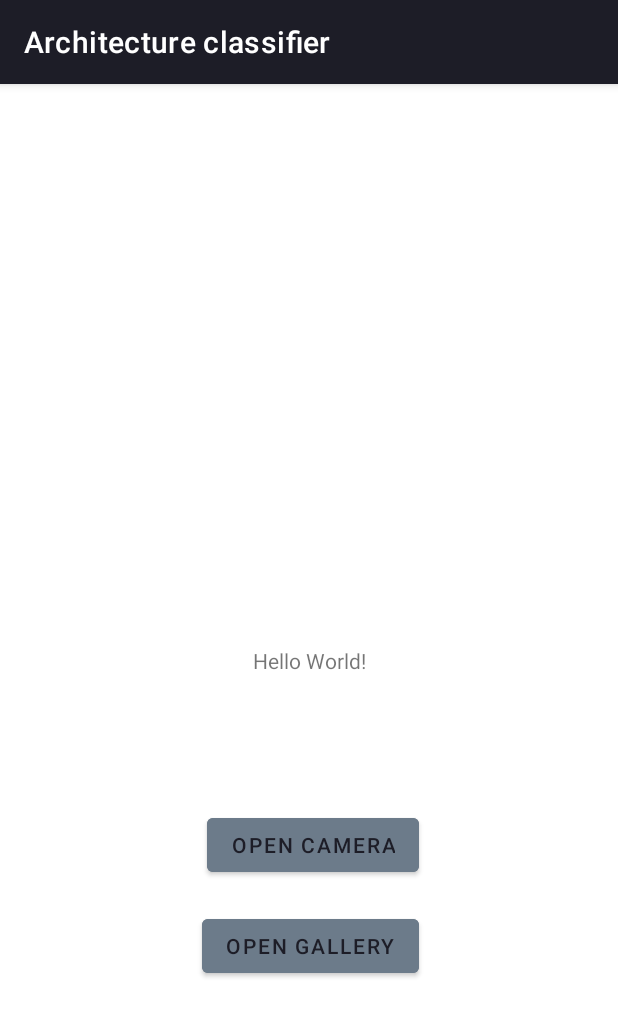
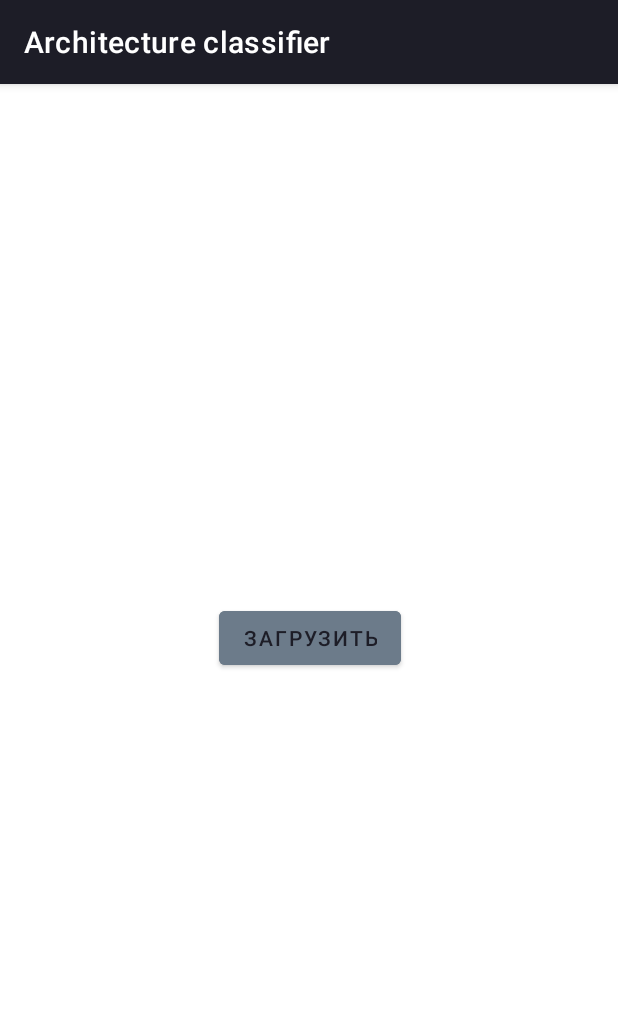
Before and after one commit to elysian-projects/architecture-classifier, an Android app: the screen it shows after launch (MainActivity), on a phone screen of 412 x 824 dp. Shown: the top 1017 px of the screen. Run offline under Robolectric (Android 15) with nearby library versions, the phone set to English and light mode, and no system bars.

Commit message:
chore: move image upload logic to a separate activity

```diff
--- a/app/app/src/main/AndroidManifest.xml
+++ b/app/app/src/main/AndroidManifest.xml
@@ -25,6 +25,7 @@
                 <category android:name="android.intent.category.LAUNCHER" />
             </intent-filter>
         </activity>
+        <activity android:name=".screens.UploadActivity" />
     </application>
 
 </manifest>
--- a/app/app/src/main/java/com/architecture/app/MainActivity.java
+++ b/app/app/src/main/java/com/architecture/app/MainActivity.java
@@ -1,117 +1,32 @@
 package com.architecture.app;
 
-import android.annotation.SuppressLint;
-import android.app.Activity;
 import android.content.Intent;
-import android.content.pm.PackageManager;
-import android.graphics.Bitmap;
 import android.os.Build;
 import android.os.Bundle;
-import android.provider.MediaStore;
 import android.widget.Button;
-import android.widget.ImageView;
-import android.widget.TextView;
 
-import androidx.annotation.NonNull;
 import androidx.annotation.RequiresApi;
 import androidx.appcompat.app.AppCompatActivity;
-import androidx.core.app.ActivityCompat;
 
-import com.architecture.app.image.AbstractImageLoader;
-import com.architecture.app.image.ImageLoaderFactory;
-import com.architecture.app.image.RequestCodes;
-import com.architecture.app.model.ModelLoader;
-import com.architecture.app.permission.Permissions;
+import com.architecture.app.screens.UploadActivity;
 
 public class MainActivity extends AppCompatActivity {
-    private Button _cameraButton;
-    private Button _galleryButton;
-    private TextView _label;
-    private ImageView _image;
+    private Button _uploadButton;
 
     @RequiresApi(api = Build.VERSION_CODES.TIRAMISU)
     @Override
     protected void onCreate(Bundle savedInstanceState) {
         super.onCreate(savedInstanceState);
-
         setContentView(R.layout.activity_main);
         initializeUI();
-        grantPermissions();
 
-        _cameraButton.setOnClickListener(
-            view -> {
-                Intent intent = new Intent(MediaStore.ACTION_IMAGE_CAPTURE);
-                startActivityForResult(intent, RequestCodes.CAMERA);
-            }
-        );
-        _galleryButton.setOnClickListener(
-            view -> {
-                Intent intent = new Intent().setType("image/*").setAction(Intent.ACTION_GET_CONTENT);
-                startActivityForResult(Intent.createChooser(intent, "Select picture"), RequestCodes.GALLERY);
-            }
-        );
-    }
-
-    @SuppressLint("SetTextI18n")
-    @Override
-    protected void onActivityResult(int requestCode, int resultCode, Intent data) {
-        if(resultCode != Activity.RESULT_OK) {
-            return;
-        }
-
-        try {
-            AbstractImageLoader imageLoader = new ImageLoaderFactory().create(requestCode, getApplicationContext());
-            setImage(imageLoader.load(data));
-        } catch(Exception exception) {
-            _label.setText(exception.getMessage());
-        }
-
-        super.onActivityResult(requestCode, resultCode, data);
-    }
-
-    private void setImage(Bitmap image) {
-        _image.setImageBitmap(image);
-
-        ModelLoader modelLoader = new ModelLoader(getApplicationContext());
-        _label.setText(modelLoader.classifyImage(image));
-    }
-
-    private void grantPermissions() {
-        boolean hasCameraAccess = checkSelfPermission(Permissions.CAMERA) == PackageManager.PERMISSION_GRANTED;
-        boolean hasStorageAccess = checkSelfPermission(Permissions.READ_STORAGE) == PackageManager.PERMISSION_GRANTED;
-
-        if(!hasCameraAccess) {
-            ActivityCompat.requestPermissions(
-                MainActivity.this,
-                new String[] {Permissions.CAMERA},
-                Permissions.CAMERA_REQUEST_CODE
-            );
-        }
-
-        if(!hasStorageAccess) {
-            ActivityCompat.requestPermissions(
-                MainActivity.this,
-                new String[] {Permissions.READ_STORAGE},
-                Permissions.STORAGE_REQUEST_CODE
-            );
-        }
-    }
-
-    @Override
-    public void onRequestPermissionsResult(int requestCode, @NonNull String[] permissions, @NonNull int[] grantResults) {
-        for(int grantResult : grantResults) {
-            if (grantResult != PackageManager.PERMISSION_GRANTED) {
-                grantPermissions();
-            }
-        }
-
-        super.onRequestPermissionsResult(requestCode, permissions, grantResults);
+        _uploadButton.setOnClickListener(view -> {
+            Intent switchActivityIntent = new Intent(this, UploadActivity.class);
+            startActivity(switchActivityIntent);
+        });
     }
 
     private void initializeUI() {
-        _cameraButton = findViewById(R.id.cameraButton);
-        _galleryButton = findViewById(R.id.galleryButton);
-        _image = findViewById(R.id.image);
-        _label = findViewById(R.id.textView);
+        _uploadButton = findViewById(R.id.uploadButton);
     }
 }
--- a/app/app/src/main/java/com/architecture/app/model/ModelOutputHandler.java
+++ b/app/app/src/main/java/com/architecture/app/model/ModelOutputHandler.java
@@ -7,7 +7,7 @@ import java.util.Arrays;
 import java.util.List;
 
 public class ModelOutputHandler {
-    private static final float MIN_DEFINITION_DIFFERENCE = 2f;
+    private static final float MIN_DEFINITION_DIFFERENCE = 3f;
 
     private final List<String> _classNames;
 
--- a/app/app/src/main/res/layout/activity_main.xml
+++ b/app/app/src/main/res/layout/activity_main.xml
@@ -6,53 +6,18 @@
     android:layout_height="match_parent"
     tools:context=".MainActivity">
 
-    <TextView
-        android:id="@+id/textView"
-        android:layout_width="wrap_content"
-        android:layout_height="wrap_content"
-        android:text="Hello World!"
-        app:layout_constraintBottom_toBottomOf="parent"
-        app:layout_constraintEnd_toEndOf="parent"
-        app:layout_constraintStart_toStartOf="parent"
-        app:layout_constraintTop_toTopOf="parent" />
-
-
     <Button
-        android:id="@+id/cameraButton"
+        android:id="@+id/uploadButton"
         android:layout_width="wrap_content"
         android:layout_height="wrap_content"
         android:backgroundTint="@color/gray_light"
-        android:text="Open camera"
-        android:textColor="@color/gray_dark"
-        app:layout_constraintBottom_toBottomOf="parent"
-        app:layout_constraintEnd_toEndOf="parent"
-        app:layout_constraintHorizontal_bias="0.511"
-        app:layout_constraintStart_toStartOf="parent"
-        app:layout_constraintTop_toBottomOf="@+id/textView"
-        app:layout_constraintVertical_bias="0.275" />
-
-    <Button
-        android:id="@+id/galleryButton"
-        android:layout_width="wrap_content"
-        android:layout_height="wrap_content"
-        android:backgroundTint="@color/gray_light"
-        android:text="Open gallery"
+        android:text="Загрузить"
         android:textColor="@color/gray_dark"
         app:layout_constraintBottom_toBottomOf="parent"
         app:layout_constraintEnd_toEndOf="parent"
         app:layout_constraintHorizontal_bias="0.503"
         app:layout_constraintStart_toStartOf="parent"
-        app:layout_constraintTop_toBottomOf="@+id/textView"
+        app:layout_constraintTop_toTopOf="parent"
         app:layout_constraintVertical_bias="0.48" />
 
-    <ImageView
-        android:id="@+id/image"
-        android:layout_width="220dp"
-        android:layout_height="253dp"
-        app:layout_constraintBottom_toTopOf="@+id/textView"
-        app:layout_constraintEnd_toEndOf="parent"
-        app:layout_constraintStart_toStartOf="parent"
-        app:layout_constraintTop_toTopOf="parent"
-        tools:srcCompat="@tools:sample/avatars" />
-
 </androidx.constraintlayout.widget.ConstraintLayout>
```
Also changed, not shown: app/app/src/main/java/com/architecture/app/screens/UploadActivity.java (added, +112 -0 lines), app/app/src/main/res/layout/activity_upload.xml (added, +54 -0 lines).
